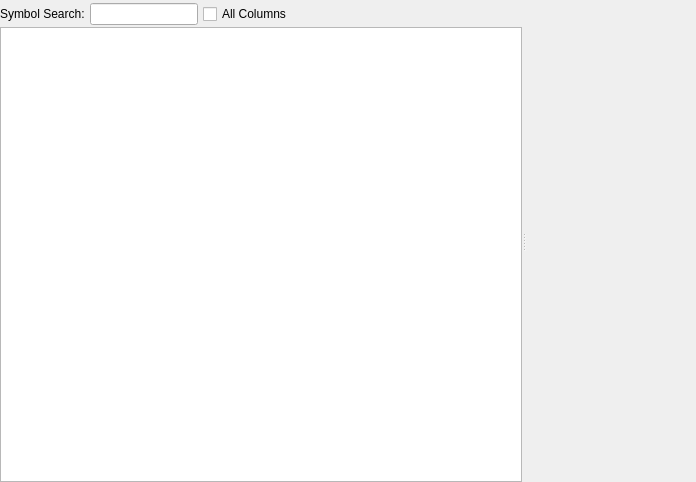
The window that src/gdxviewer/gdxviewer.ui (GAMS-dev/studio) describes before a commit, drawn with Qt 5.
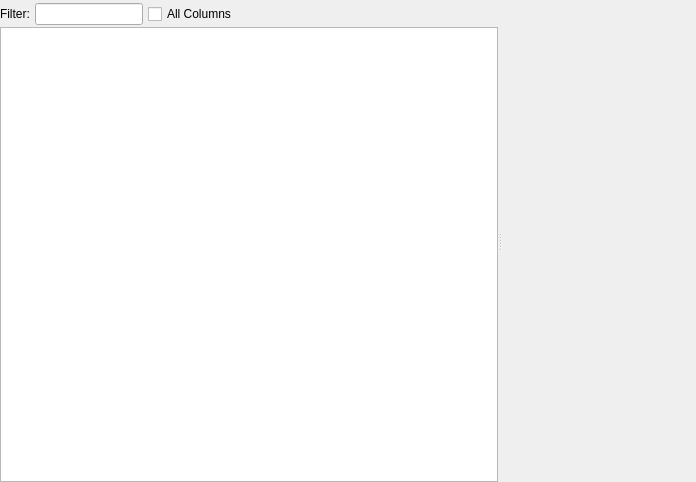
The same window after the commit. Custom widgets are drawn as their Qt base class.

Commit message: removed large arrows from buttons, minor layout adjustments

Diff of the .ui file:
```diff
--- a/src/gdxviewer/gdxviewer.ui
+++ b/src/gdxviewer/gdxviewer.ui
@@ -52,34 +52,34 @@
         <number>0</number>
        </property>
        <item>
-        <layout class="QHBoxLayout" name="horizontalLayout">
+        <layout class="QHBoxLayout" name="horizontalLayout" stretch="0,0,0,2">
          <property name="spacing">
           <number>5</number>
          </property>
          <item>
           <widget class="QLabel" name="label">
            <property name="text">
-            <string>Symbol Search:</string>
+            <string>Filter:</string>
            </property>
           </widget>
          </item>
          <item>
           <widget class="QLineEdit" name="lineEdit">
            <property name="sizePolicy">
-            <sizepolicy hsizetype="Preferred" vsizetype="Fixed">
+            <sizepolicy hsizetype="MinimumExpanding" vsizetype="Fixed">
              <horstretch>0</horstretch>
              <verstretch>0</verstretch>
             </sizepolicy>
            </property>
            <property name="minimumSize">
             <size>
-             <width>100</width>
+             <width>80</width>
              <height>0</height>
             </size>
            </property>
            <property name="maximumSize">
             <size>
-             <width>350</width>
+             <width>250</width>
              <height>16777215</height>
             </size>
            </property>
@@ -108,7 +108,7 @@
            </property>
            <property name="sizeHint" stdset="0">
             <size>
-             <width>15</width>
+             <width>5</width>
              <height>20</height>
             </size>
            </property>
```
The commit also changes 2 other files.
